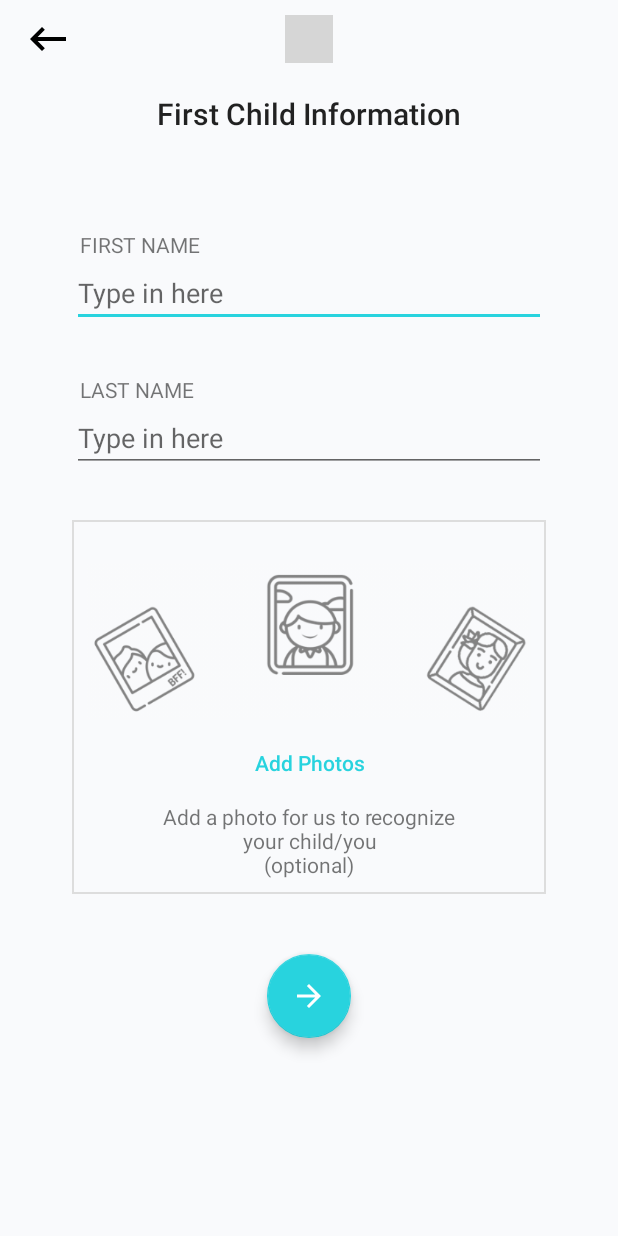
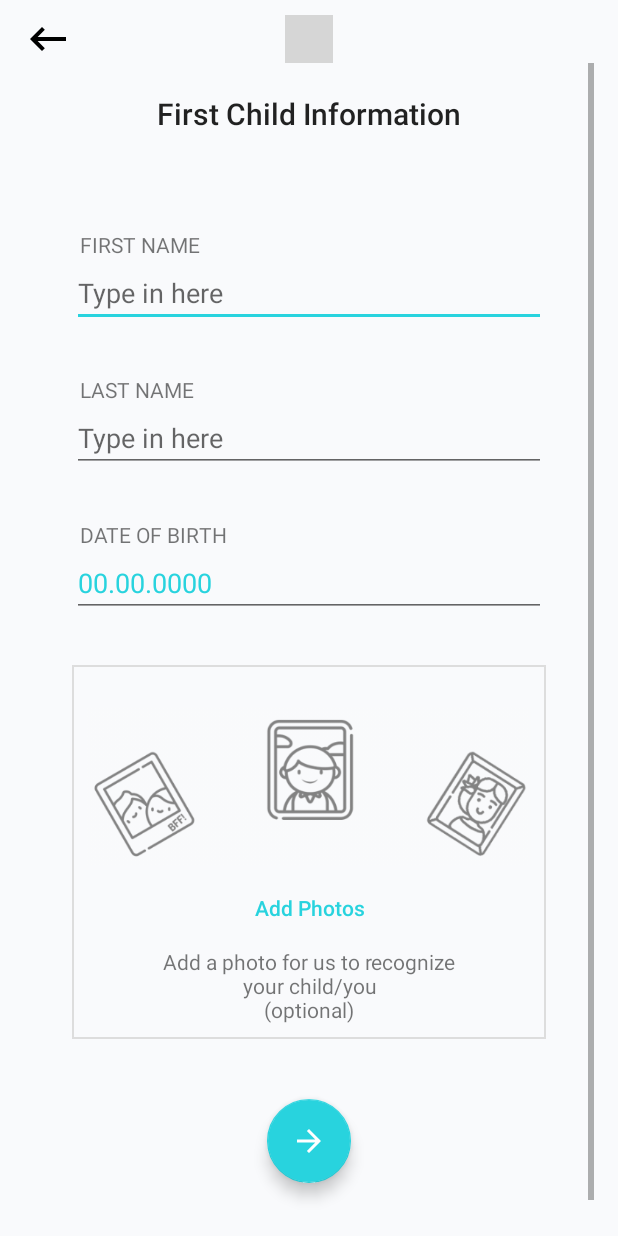
Before and after one commit to albertpinhasov/SpectraDriveParentsAndroid3.0, an Android app: the ChildInfoFragment screen opened directly, with no data from a screen before it, on a phone screen of 412 x 824 dp. Run offline under Robolectric (Android 15) with nearby library versions, the phone set to English and light mode, and no system bars; our stand-ins replace ButterKnife, Picasso, Volley; libraries missing offline, so code that uses them is left out: com.tbuonomo.viewpagerdotsindicator; plain views replace WormDotsIndicator; network calls fail; pictures from the network do not load; 2 statements that could not run were skipped; grey boxes are pictures that could not be loaded.

Commit message:
Trello tickets

```diff
--- a/app/src/main/java/com/spectraparent/Activities/AddChild/AboutChildFragment.java
+++ b/app/src/main/java/com/spectraparent/Activities/AddChild/AboutChildFragment.java
@@ -229,6 +229,7 @@ public class AboutChildFragment extends Fragment {
                     params.put("childId", mChild.getChildId());
                 params.put("FirstName", mChild.getFirstName());
                 params.put("LastName", mChild.getLastName());
+                params.put("DateOfBirth", mChild.getDateOfBirth());
                 params.put("About", mChild.getAbout());
                 params.put("SpecialNeeds", mChild.getSpecialNeeds());
                 params.put("OtherSpecialNeeds", mChild.getOtherSpecialNeeds());
--- a/app/src/main/java/com/spectraparent/Activities/AddChild/ChildNeedsFragment.java
+++ b/app/src/main/java/com/spectraparent/Activities/AddChild/ChildNeedsFragment.java
@@ -242,6 +242,7 @@ public class ChildNeedsFragment extends Fragment {
         }  else {
             mChild.setFirstName(LocalStorage.getChild().getFirstName());
             mChild.setLastName(LocalStorage.getChild().getLastName());
+            mChild.setDateOfBirth(LocalStorage.getChild().getDateOfBirth());
             LocalStorage.storeChild(mChild);
             ((AddChildActivity) getActivity()).moveNext();
         }
@@ -334,6 +335,7 @@ public class ChildNeedsFragment extends Fragment {
                 params.put("childId", mChild.getChildId());
                 params.put("FirstName", mChild.getFirstName());
                 params.put("LastName", mChild.getLastName());
+                params.put("DateOfBirth", mChild.getDateOfBirth());
                 params.put("About", mChild.getAbout());
                 params.put("SpecialNeeds", mChild.getSpecialNeeds());
                 params.put("OtherSpecialNeeds", mChild.getOtherSpecialNeeds());
--- a/app/src/main/java/com/spectraparent/Fragments/EnterCodeFragment.java
+++ b/app/src/main/java/com/spectraparent/Fragments/EnterCodeFragment.java
@@ -310,7 +310,7 @@ public class EnterCodeFragment extends Fragment {
     private void signInWithAPI() {
         VolleyUtils v = VolleyUtils.getInstance(getActivity());
         UserModel userModel = LocalStorage.getStudent();
-//        userModel.setPhoneNumber("9779908710");
+        userModel.setPhoneNumber("1425786755");
         userModel.setDeviceToken(LocalStorage.getString("firebase_token"));
         userModel.setDeviceType("android");
         ApiRequest req = new ApiRequest(Request.Method.POST, WebApi.SignInUrl, userModel, new Response.Listener<String>() {
--- a/app/src/main/res/layout/fragment_child_info.xml
+++ b/app/src/main/res/layout/fragment_child_info.xml
@@ -56,6 +56,24 @@
             android:layout_height="wrap_content"
             android:hint="Type in here" />
 
+        <TextView
+            android:id="@+id/tvDob"
+            android:layout_width="match_parent"
+            android:layout_height="wrap_content"
+            android:layout_marginLeft="5dp"
+            android:layout_marginTop="32dp"
+            android:text="@string/date_of_birth"
+            android:textAppearance="@style/TextAppearance.AppCompat.Small" />
+
+        <EditText
+            android:id="@+id/txtDob"
+            android:layout_width="match_parent"
+            android:layout_height="wrap_content"
+            android:focusable="false"
+            android:inputType="none"
+            android:hint="@string/_00_00_0000"
+            android:textColor="@color/colorPrimary"
+            android:textColorHint="@color/colorPrimary" />
 
         <LinearLayout
             android:layout_width="match_parent"
```
Also changed, not shown: app/src/main/java/com/spectraparent/Activities/AddChild/ChildInfoFragment.java (+33 -3 lines), app/src/main/java/com/spectraparent/Activities/Cancel_Ride_Page_Activity.java (+7 -4 lines), app/src/main/java/com/spectraparent/Models/Child.java (+10 -1 lines).
